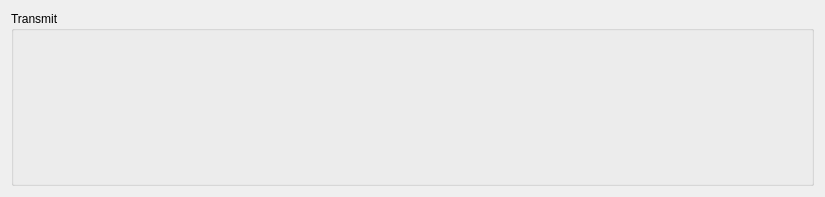
Above: transmitbox.ui from JuliaCzarnowska/ARINC_825 before the change. Below: the same form after it.
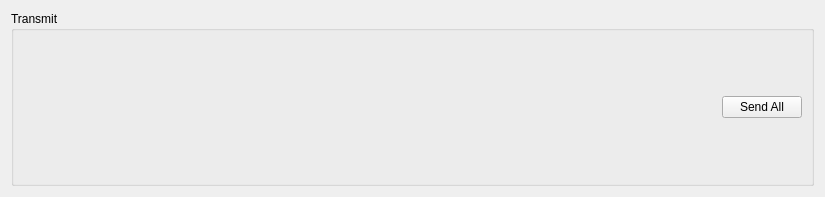
That is the form after the change.

Diff of the .ui file:
```diff
--- a/transmitbox.ui
+++ b/transmitbox.ui
@@ -39,7 +39,32 @@
      </property>
      <layout class="QGridLayout" name="gridLayout">
       <item row="0" column="0">
-       <layout class="QVBoxLayout" name="transmitLayout"/>
+       <layout class="QVBoxLayout" name="transmitLayout">
+        <item>
+         <layout class="QHBoxLayout" name="horizontalLayout">
+          <item>
+           <spacer name="horizontalSpacer">
+            <property name="orientation">
+             <enum>Qt::Horizontal</enum>
+            </property>
+            <property name="sizeHint" stdset="0">
+             <size>
+              <width>40</width>
+              <height>20</height>
+             </size>
+            </property>
+           </spacer>
+          </item>
+          <item>
+           <widget class="QPushButton" name="sendAllButton">
+            <property name="text">
+             <string>Send All</string>
+            </property>
+           </widget>
+          </item>
+         </layout>
+        </item>
+       </layout>
       </item>
      </layout>
     </widget>
```
